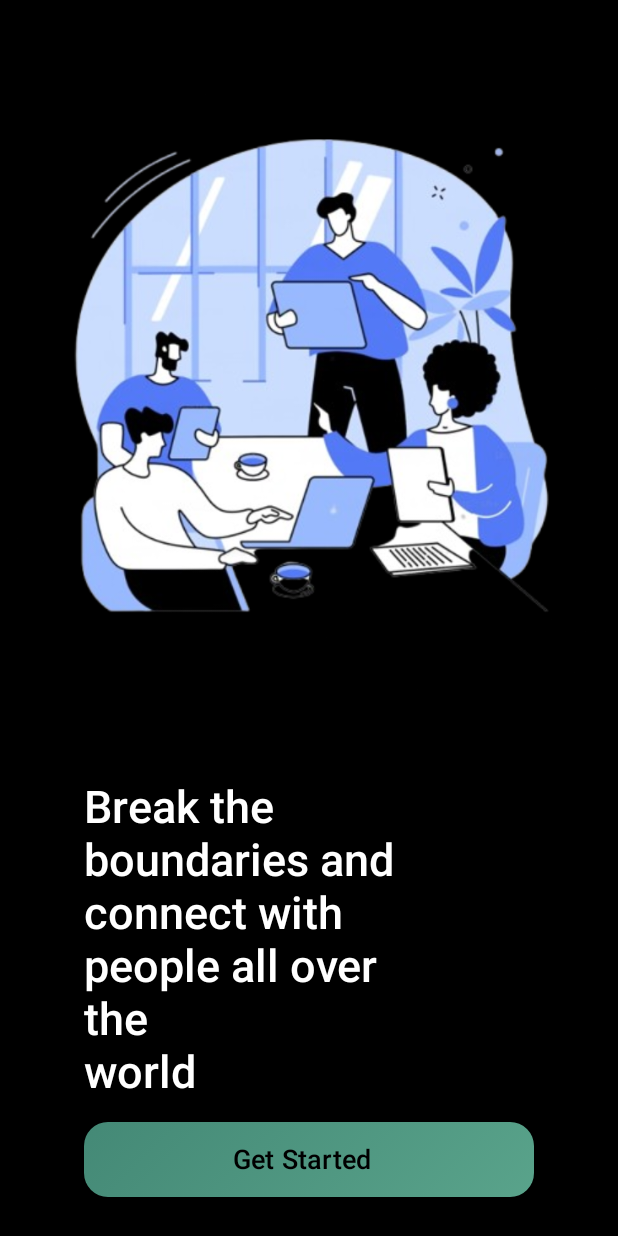
After one commit to Ankur2024/ChatApp, an Android app built with Jetpack Compose: the composable MyApp shown on its own in the app's theme, on a phone screen of 412 x 824 dp. The commit adds this screen. Run offline under Robolectric (Android 15) with nearby library versions, the phone set to English and light mode, and no system bars; 1 statement that could not run was skipped.

Commit message:
OnBoarding Screen Completed

```diff
--- /dev/null
+++ b/app/src/main/java/com/example/chatapp/MyApp.kt
@@ -0,0 +1,9 @@
+package com.example.chatapp
+
+import androidx.compose.runtime.Composable
+import com.example.chatapp.presentation.navigation.Navigation
+
+@Composable
+fun MyApp(){
+    Navigation()
+}
--- /dev/null
+++ b/app/src/main/java/com/example/chatapp/presentation/common/GradientButton.kt
@@ -0,0 +1,82 @@
+package com.example.chateaseapp.presentation.screen.common
+
+import androidx.annotation.ColorRes
+import androidx.compose.foundation.background
+import androidx.compose.foundation.layout.Arrangement
+import androidx.compose.foundation.layout.Box
+import androidx.compose.foundation.layout.PaddingValues
+import androidx.compose.foundation.layout.Row
+import androidx.compose.foundation.layout.fillMaxWidth
+import androidx.compose.foundation.layout.padding
+import androidx.compose.foundation.layout.size
+import androidx.compose.foundation.shape.RoundedCornerShape
+import androidx.compose.material3.Button
+import androidx.compose.material3.ButtonDefaults
+import androidx.compose.material3.Icon
+import androidx.compose.material3.MaterialTheme
+import androidx.compose.material3.Text
+import androidx.compose.runtime.Composable
+import androidx.compose.ui.Alignment
+import androidx.compose.ui.Modifier
+import androidx.compose.ui.geometry.Offset
+import androidx.compose.ui.graphics.Brush
+import androidx.compose.ui.graphics.Color
+import androidx.compose.ui.res.painterResource
+import androidx.compose.ui.text.font.FontWeight
+import androidx.compose.ui.unit.dp
+import androidx.compose.ui.unit.sp
+
+@Composable
+fun GradientButton(
+    onClick: () -> Unit,
+    modifier: Modifier = Modifier,
+    text: String,
+    iconResId: Int? = null
+) {
+    val customGreen = Color(0xFF448976)
+    val customLightGreen = Color(0xFF95EDC5)
+
+    Button(
+        onClick = onClick,
+        modifier = modifier
+            .background(
+                brush = Brush.linearGradient(
+                    colors = listOf(customGreen, customLightGreen),
+                    start = Offset(0f, 0f),
+                    end = Offset(1000f, 1000f)
+                ),
+                shape = RoundedCornerShape(16.dp)
+            ),
+        colors = ButtonDefaults.buttonColors(
+            containerColor = Color.Transparent
+        ),
+        shape = RoundedCornerShape(16.dp),
+        contentPadding = PaddingValues(0.dp)
+    ) {
+        Row(
+            modifier = Modifier.fillMaxWidth(),
+            verticalAlignment = Alignment.CenterVertically,
+            horizontalArrangement = if (iconResId != null) Arrangement.Start else Arrangement.Center
+        ) {
+            iconResId?.let {
+                Icon(
+                    painter = painterResource(id = it),
+                    contentDescription = null,
+                    modifier = Modifier
+                        .size(24.dp)
+                        .padding(start = 8.dp),
+                    tint = Color.Unspecified
+                )
+            }
+            Box(modifier = Modifier.weight(1f), contentAlignment = Alignment.Center) {
+                Text(
+                    text = text,
+                    color = Color.Black,
+                    fontWeight = FontWeight.SemiBold,
+                    fontSize = 18.sp,
+                    modifier = Modifier.padding(end = 8.dp)
+                )
+            }
+        }
+    }
+}
--- /dev/null
+++ b/app/src/main/java/com/example/chatapp/presentation/navigation/Navigation.kt
@@ -0,0 +1,22 @@
+package com.example.chatapp.presentation.navigation
+
+import androidx.compose.runtime.Composable
+import androidx.navigation.compose.NavHost
+import androidx.navigation.compose.composable
+import androidx.navigation.compose.rememberNavController
+import com.example.chatapp.presentation.screen.onBoardingScreen.OnBoardingScreen
+
+
+@Composable
+fun Navigation(
+) {
+    val navController = rememberNavController()
+    NavHost(navController = navController, startDestination = Screen.OnBoarding.route) {
+        composable(Screen.OnBoarding.route) {
+            OnBoardingScreen(navController = navController)
+        }
+        composable(Screen.Login.route) {
+
+        }
+    }
+}
--- /dev/null
+++ b/app/src/main/java/com/example/chatapp/presentation/navigation/Screen.kt
@@ -0,0 +1,9 @@
+package com.example.chatapp.presentation.navigation
+
+sealed class Screen(val route: String){
+    object OnBoarding: Screen("onboarding")
+    object Login: Screen("login")
+    object home_screen: Screen("homeScreen")
+    object add_user_detail_screen: Screen("addUserDetailScreen")
+
+}
--- /dev/null
+++ b/app/src/main/java/com/example/chatapp/presentation/screen/onBoardingScreen/OnBoardingScreen.kt
@@ -0,0 +1,102 @@
+package com.example.chatapp.presentation.screen.onBoardingScreen
+
+import androidx.compose.foundation.Image
+import androidx.compose.foundation.background
+import androidx.compose.foundation.layout.Arrangement
+import androidx.compose.foundation.layout.Box
+import androidx.compose.foundation.layout.Column
+import androidx.compose.foundation.layout.Spacer
+import androidx.compose.foundation.layout.fillMaxSize
+import androidx.compose.foundation.layout.fillMaxWidth
+import androidx.compose.foundation.layout.height
+import androidx.compose.foundation.layout.width
+import androidx.compose.foundation.layout.widthIn
+import androidx.compose.material3.MaterialTheme
+import androidx.compose.material3.Text
+import androidx.compose.material3.darkColorScheme
+import androidx.compose.material3.lightColorScheme
+import androidx.compose.runtime.Composable
+import androidx.compose.ui.Alignment
+import androidx.compose.ui.Modifier
+import androidx.compose.ui.graphics.Color
+import androidx.compose.ui.layout.ContentScale
+import androidx.compose.ui.res.painterResource
+import androidx.compose.ui.res.stringResource
+import androidx.compose.ui.text.font.FontWeight
+import androidx.compose.ui.tooling.preview.Preview
+import androidx.compose.ui.unit.dp
+import androidx.compose.ui.unit.sp
+import androidx.navigation.NavController
+import androidx.navigation.compose.rememberNavController
+import com.example.chatapp.R
+import com.example.chatapp.presentation.navigation.Screen
+import com.example.chateaseapp.presentation.screen.common.GradientButton
+
+@Composable
+fun OnBoardingScreen(
+    modifier: Modifier = Modifier,
+    navController: NavController
+) {
+    val customGreen = Color(0xFF448976)
+    val customLightGreen = Color(0xFF95EDC5)
+
+    Column(
+        modifier = Modifier
+            .fillMaxSize()
+            .background(Color.Black)
+    ) {
+        Box(
+            modifier = Modifier
+                .weight(0.60f)
+                .fillMaxWidth()
+        ) {
+            Image(
+                painter = painterResource(id = R.drawable.boarding),
+                contentDescription = stringResource(R.string.boarding_background),
+                contentScale = ContentScale.Fit,
+                modifier = Modifier.fillMaxSize()
+            )
+        }
+
+        Box(
+            modifier = Modifier
+                .weight(0.40f)
+                .fillMaxWidth()
+        ) {
+            Column(
+                modifier = Modifier
+                    .fillMaxSize(),
+                verticalArrangement = Arrangement.Center,
+                horizontalAlignment = Alignment.CenterHorizontally
+            ) {
+                Text(
+                    text = stringResource(id = R.string.onboarding_description),
+                    fontSize = 30.sp,
+                    fontWeight = FontWeight.SemiBold,
+                    color = Color.White,
+                    modifier = Modifier
+                        .widthIn(max = 300.dp),
+                    lineHeight = 35.sp
+                )
+                Spacer(modifier = Modifier.height(15.dp))
+                GradientButton(
+                    onClick = { navController.navigate(Screen.Login.route) },
+                    modifier = Modifier
+                        .width(300.dp)
+                        .height(50.dp),
+                    text = stringResource(R.string.get_started)
+                )
+            }
+        }
+    }
+}
+
+
+
+
+@Composable
+@Preview(showBackground = true)
+fun onBoardingPreview(){
+    val navController = rememberNavController()
+    OnBoardingScreen(navController = navController)
+}
--- a/app/src/main/res/values/strings.xml
+++ b/app/src/main/res/values/strings.xml
@@ -1,3 +1,11 @@
 <resources>
     <string name="app_name">ChatApp</string>
+    <string name="welcome">WELCOME</string>
+    <string name="onboarding_description">Break the \nboundaries and connect with\npeople all over\nthe\nworld</string>
+    <string name="boarding_background">Boarding Background</string>
+    <string name="right_arrow">right arrow</string>
+    <string name="login_screen_image">Login Screen Image</string>
+    <string name="enter_your_phone_number">Enter Your Phone Number</string>
+    <string name="phone_icon">Phone icon</string>
+    <string name="get_started">Get Started</string>
 </resources>
--- a/build.gradle.kts
+++ b/build.gradle.kts
@@ -2,4 +2,6 @@
 plugins {
     alias(libs.plugins.android.application) apply false
     alias(libs.plugins.jetbrains.kotlin.android) apply false
+    id("com.google.gms.google-services") version "4.4.2" apply false
+    id("com.google.dagger.hilt.android") version "2.51.1" apply false
 }
```
Also changed, not shown: app/build.gradle.kts (+13 -0 lines), app/src/main/java/com/example/chatapp/BaseApp.kt (added, +8 -0 lines), app/src/main/java/com/example/chatapp/MainActivity.kt (+2 -22 lines), app/src/main/java/com/example/chatapp/di/AuthModule.kt (added, +15 -0 lines), app/src/main/java/com/example/chatapp/presentation/common/LoadingScreen.kt (added, +23 -0 lines), app/src/main/res/drawable/boarding.png (added), 1 other file.
